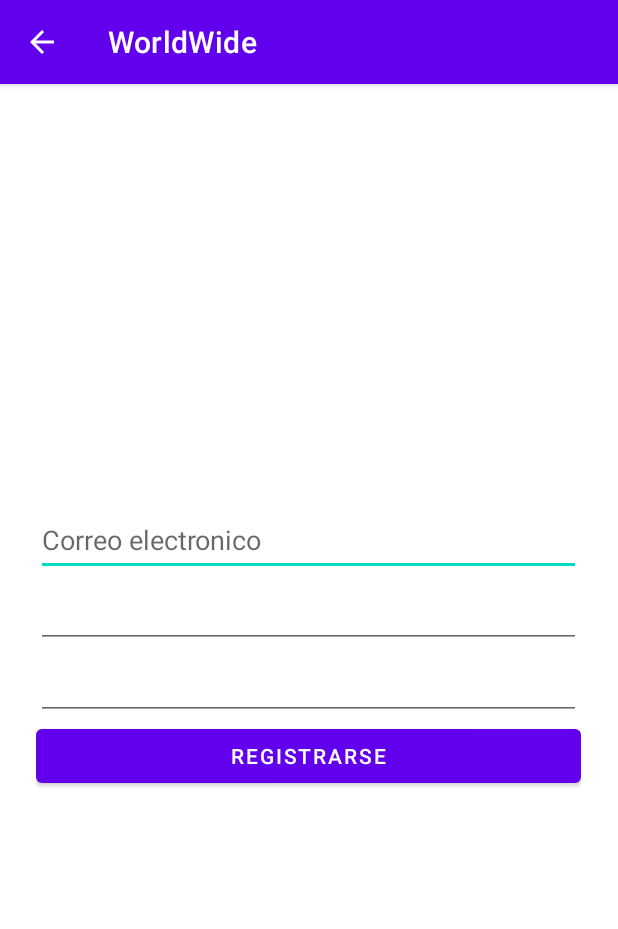
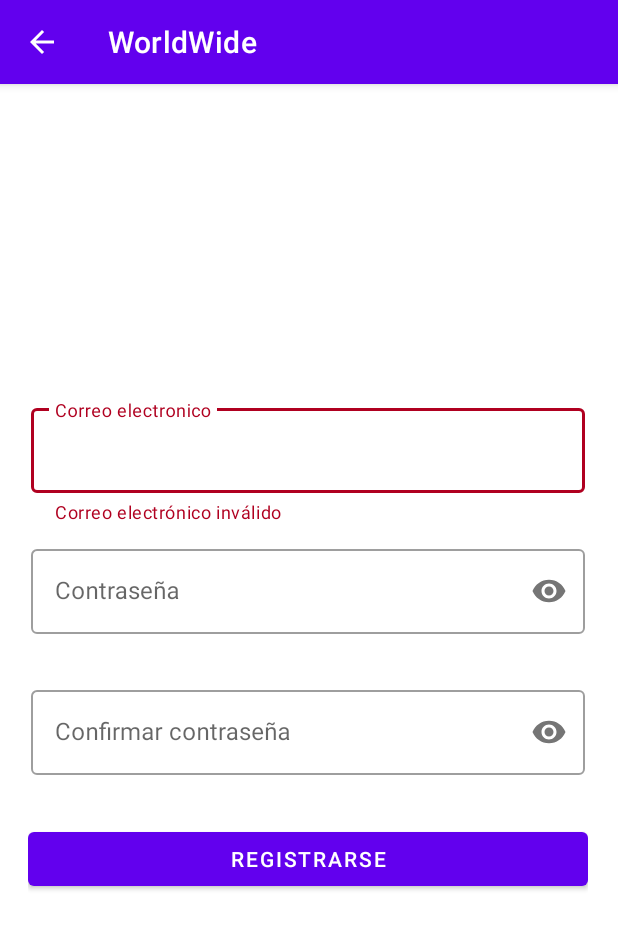
Before and after one commit to eyderSepulveda/WorldWide, an Android app: the RegistroActivity screen opened directly, with no data from a screen before it, after a tap on "REGISTRARSE", on a phone screen of 412 x 824 dp. Shown: the top 929 px of the screen. Run offline under Robolectric (Android 15) with nearby library versions, the phone set to English and light mode, and no system bars; our stand-ins replace Firebase (no records; nobody signed in at launch, a user with empty details on screens opened directly).

Commit message:
Diseño pantalla de registro

```diff
--- a/app/src/main/java/com/eyder/worldwide/controlador/IniciarSesionRegistroActivity.java
+++ b/app/src/main/java/com/eyder/worldwide/controlador/IniciarSesionRegistroActivity.java
@@ -8,6 +8,8 @@ import android.content.Intent;
 import android.net.Uri;
 import android.os.Bundle;
 import android.util.Log;
+import android.util.Patterns;
+import android.view.View;
 import android.widget.Button;
 import android.widget.EditText;
 import android.widget.Toast;
@@ -23,6 +25,8 @@ import com.google.android.gms.common.api.ApiException;
 import com.google.android.gms.tasks.Task;
 import com.google.firebase.auth.FirebaseAuth;
 import com.google.firebase.auth.FirebaseUser;
+
+import java.util.regex.Pattern;
 
 public class IniciarSesionRegistroActivity extends AppCompatActivity {
 
@@ -46,7 +50,11 @@ public class IniciarSesionRegistroActivity extends AppCompatActivity {
         iniciarSesion = findViewById(R.id.iniciarSesionBtn);
         registro = findViewById(R.id.btnRegistro);
         btnGoogle = findViewById(R.id.signGoogle);
-        iniciarSesion.setOnClickListener(view -> iniciarSesion(correo.getText().toString(), contrasena.getText().toString()));
+        //iniciarSesion.setOnClickListener(view -> iniciarSesion(correo.getText().toString(), contrasena.getText().toString()));
+        iniciarSesion.setOnClickListener(view -> {
+            iniciarSesion(correo.getText().toString(), contrasena.getText().toString());
+            validarEmail(correo);
+        });
         registro.setOnClickListener(view -> irRegistrarse1());
 
         /*LOGUEAR GOOGLE*/
@@ -54,14 +62,14 @@ public class IniciarSesionRegistroActivity extends AppCompatActivity {
                 .requestEmail()
                 .build();
         gsc = GoogleSignIn.getClient(this, gso);
-        gAccount=GoogleSignIn.getLastSignedInAccount(this); //Obtiene el ultimo login google
+        gAccount = GoogleSignIn.getLastSignedInAccount(this); //Obtiene el ultimo login google
 
         //Valida si el usuario ya se ha logueado
-        if(gAccount!=null){
+        if (gAccount != null) {
             //Abre la pagina inicial
-            Log.d(TAG,"USUARIO YA LOGUEADO ANTERIORMENTE");
-            Log.d(TAG, "fullName: "+gAccount.getDisplayName());
-            Log.d(TAG, "Email: "+gAccount.getEmail());
+            Log.d(TAG, "USUARIO YA LOGUEADO ANTERIORMENTE");
+            Log.d(TAG, "fullName: " + gAccount.getDisplayName());
+            Log.d(TAG, "Email: " + gAccount.getEmail());
             Intent i = new Intent(getApplicationContext(), HomeActivity.class);
             startActivity(i);
             finish();
@@ -71,17 +79,16 @@ public class IniciarSesionRegistroActivity extends AppCompatActivity {
         ActivityResultLauncher<Intent> someActivityResultLauncher = registerForActivityResult(
                 new ActivityResultContracts.StartActivityForResult(),
                 result -> {
-                    Log.d(TAG, "INICIO: "+result.getResultCode());
+                    Log.d(TAG, "INICIO: " + result.getResultCode());
                     //Obtieniendo una cuenta despues que el usuario selecione una cuenta del dialogo de cuentas de google
                     Task<GoogleSignInAccount> task = GoogleSignIn.getSignedInAccountFromIntent(result.getData());
                     manejarGoogleLogueo(task);
                 });
 
         btnGoogle.setOnClickListener(view -> {
-            Intent signInGoogle=gsc.getSignInIntent();
+            Intent signInGoogle = gsc.getSignInIntent();
             someActivityResultLauncher.launch(signInGoogle);
         });
-
 
 
     }
@@ -89,7 +96,7 @@ public class IniciarSesionRegistroActivity extends AppCompatActivity {
     @Override
     protected void onStart() {
         super.onStart();
-        if(mAuth.getFirebaseAuth().getCurrentUser() != null){
+        if (mAuth.getFirebaseAuth().getCurrentUser() != null) {
             updateUI(mAuth.getFirebaseAuth().getCurrentUser());
         }
     }
@@ -116,7 +123,8 @@ public class IniciarSesionRegistroActivity extends AppCompatActivity {
     }
 
 
-    private void reload() { }
+    private void reload() {
+    }
 
     private void updateUI(FirebaseUser user) {
         if (user != null) {
@@ -125,31 +133,42 @@ public class IniciarSesionRegistroActivity extends AppCompatActivity {
         }
     }
 
-    private void irRegistrarse1(){
+    private void irRegistrarse1() {
         Intent i = new Intent(this, RegistroActivity.class);
         startActivity(i);
     }
 
 
-    private void manejarGoogleLogueo(Task<GoogleSignInAccount> task){
+    private void manejarGoogleLogueo(Task<GoogleSignInAccount> task) {
         try {
-            GoogleSignInAccount account=task.getResult(ApiException.class);
+            GoogleSignInAccount account = task.getResult(ApiException.class);
             //Se obtienen datos de cuenta
-            final String getFullName= account.getDisplayName();
-            final String email=account.getEmail();
-            final Uri photoUrl=account.getPhotoUrl();
-            Log.d(TAG, "fullName: "+getFullName);
-            Log.d(TAG, "Email: "+email);
+            final String getFullName = account.getDisplayName();
+            final String email = account.getEmail();
+            final Uri photoUrl = account.getPhotoUrl();
+            Log.d(TAG, "fullName: " + getFullName);
+            Log.d(TAG, "Email: " + email);
             //Iniciar Home
             Intent i = new Intent(getApplicationContext(), HomeActivity.class);
             startActivity(i);
             finish();
         } catch (ApiException e) {
             e.printStackTrace();
-            Toast.makeText(this,"No ha sido posible iniciar sesión con tu cuenta Google",Toast.LENGTH_SHORT).show();
+            Toast.makeText(this, "No ha sido posible iniciar sesión con tu cuenta Google", Toast.LENGTH_SHORT).show();
         }
 
     }
 
+    //Validadar email este escrito correctamente
+    private boolean validarEmail(EditText correo) {
+        String emailInput = correo.getText().toString();
+        if (!emailInput.isEmpty() && Patterns.EMAIL_ADDRESS.matcher(emailInput).matches()) {
+            return true;
+        } else {
+            Toast.makeText(this, "El usuario no es un correo electronico valido", Toast.LENGTH_SHORT).show();
+            return false;
+        }
+    }
+
 
 }
--- a/app/src/main/java/com/eyder/worldwide/controlador/RegistroActivity.java
+++ b/app/src/main/java/com/eyder/worldwide/controlador/RegistroActivity.java
@@ -6,6 +6,8 @@ import android.content.Intent;
 import android.os.Bundle;
 import android.util.Log;
 
+import android.util.Patterns;
+import android.view.View;
 import android.widget.Button;
 import android.widget.EditText;
 import android.widget.Toast;
@@ -14,6 +16,7 @@ import com.eyder.worldwide.R;
 import com.eyder.worldwide.db.Firebase;
 import com.eyder.worldwide.entidades.Usuario;
 import com.google.android.gms.tasks.Task;
+import com.google.android.material.textfield.TextInputLayout;
 import com.google.firebase.auth.AuthResult;
 import com.google.firebase.auth.FirebaseAuth;
 import com.google.firebase.auth.FirebaseUser;
@@ -28,7 +31,7 @@ public class RegistroActivity extends AppCompatActivity {
     private static final String TAG = "EmailPassword";
     private static final String ERROREMAILUSO = "The email address is already in use by another account.";
     private Button registrar;
-    private EditText email, password, passwordConfi;
+    private TextInputLayout email, password, passwordConfi;
 
     private Usuario usuario;
 
@@ -43,8 +46,12 @@ public class RegistroActivity extends AppCompatActivity {
         passwordConfi = findViewById(R.id.editTextContrasena2);
         registrar = findViewById(R.id.buttonResgistrar);
 
-        registrar.setOnClickListener(view -> registrarUsuario(email.getText().toString(), password.getText().toString(), passwordConfi.getText().toString()));
+       //registrar.setOnClickListener(view -> registrarUsuario(email.getText().toString(), password.getText().toString(), passwordConfi.getText().toString()));
 
+        registrar.setOnClickListener(view -> {
+            registrarUsuario(Objects.requireNonNull(email.getEditText()).getText().toString(), Objects.requireNonNull(password.getEditText()).getText().toString(), Objects.requireNonNull(passwordConfi.getEditText()).getText().toString());
+            validarEmail(email.getEditText().getText().toString());
+        });
     }
 
     @Override
@@ -100,4 +107,16 @@ public class RegistroActivity extends AppCompatActivity {
         startActivity(i);
 
     }
+
+    //Validadar email este escrito correctamente
+    private boolean validarEmail(String correo) {
+        if (!Patterns.EMAIL_ADDRESS.matcher(correo).matches()) {
+            email.setError("Correo electrónico inválido");
+            return false;
+        } else {
+            email.setError(null);
+        }
+
+        return true;
+    }
 }
--- a/app/src/main/res/layout/activity_iniciar_sesion.xml
+++ b/app/src/main/res/layout/activity_iniciar_sesion.xml
@@ -23,7 +23,7 @@
             android:layout_width="match_parent"
             android:layout_height="wrap_content"
             android:ems="10"
-            android:inputType="textPersonName"
+            android:inputType="textEmailAddress"
             android:minHeight="48dp"
             android:hint="@string/usuario"
             android:autofillHints="" />
@@ -62,5 +62,6 @@
             android:layout_width="match_parent"
             android:layout_height="wrap_content"
             android:text="@string/btnRegistrarse" />
+
     </LinearLayout>
 </androidx.constraintlayout.widget.ConstraintLayout>
--- a/app/src/main/res/layout/activity_registro.xml
+++ b/app/src/main/res/layout/activity_registro.xml
@@ -7,10 +7,10 @@
     tools:context=".controlador.RegistroActivity">
 
     <LinearLayout
-        android:layout_width="363dp"
-        android:layout_height="683dp"
+        android:layout_width="373dp"
+        android:layout_height="684dp"
+        android:gravity="center"
         android:orientation="vertical"
-        android:gravity="center"
         app:layout_constraintBottom_toBottomOf="parent"
         app:layout_constraintEnd_toEndOf="parent"
         app:layout_constraintHorizontal_bias="0.488"
@@ -18,35 +18,90 @@
         app:layout_constraintTop_toTopOf="parent"
         app:layout_constraintVertical_bias="0.407">
 
-        <EditText
+        <LinearLayout
+            android:id="@+id/linerLayout1"
+            android:layout_width="369dp"
+            android:layout_height="94dp"
+            android:orientation="vertical"
+            app:layout_constraintBottom_toTopOf="@+id/linearLayout"
+            app:layout_constraintEnd_toEndOf="parent"
+            app:layout_constraintHorizontal_bias="0.476"
+            app:layout_constraintStart_toStartOf="parent"
+            app:layout_constraintTop_toTopOf="parent"
+            app:layout_constraintVertical_bias="0.923">
+
+            <com.google.android.material.textfield.TextInputLayout
                 android:id="@+id/editTextCorreo"
+                style="@style/Widget.MaterialComponents.TextInputLayout.OutlinedBox"
                 android:layout_width="match_parent"
                 android:layout_height="wrap_content"
-            android:ems="10"
-            android:inputType="textPersonName"
-            android:minHeight="48dp"
                 android:hint="@string/correoElectronico"
-            android:autofillHints="" />
+                app:errorEnabled="true"
+                app:errorIconDrawable="@null">
 
-        <EditText
-            android:id="@+id/editTextContrasena1"
+                <com.google.android.material.textfield.TextInputEditText
                     android:layout_width="match_parent"
                     android:layout_height="wrap_content"
-            android:ems="10"
-            android:inputType="textPassword"
-            android:minHeight="48dp"
-            tools:ignore="SpeakableTextPresentCheck"
-            android:autofillHints="" />
+                    android:inputType="textEmailAddress" />
+            </com.google.android.material.textfield.TextInputLayout>
+        </LinearLayout>
 
-        <EditText
-            android:id="@+id/editTextContrasena2"
+        <LinearLayout
+            android:id="@+id/linearLayout2"
+            android:layout_width="369dp"
+            android:layout_height="94dp"
+            android:orientation="vertical"
+            app:layout_constraintBottom_toBottomOf="parent"
+            app:layout_constraintEnd_toEndOf="parent"
+            app:layout_constraintHorizontal_bias="0.476"
+            app:layout_constraintStart_toStartOf="parent"
+            app:layout_constraintTop_toTopOf="parent"
+            app:layout_constraintVertical_bias="0.332">
+
+            <com.google.android.material.textfield.TextInputLayout
+                android:id="@+id/editTextContrasena1"
+                style="@style/Widget.MaterialComponents.TextInputLayout.OutlinedBox"
                 android:layout_width="match_parent"
                 android:layout_height="wrap_content"
-            android:ems="10"
-            android:inputType="textPassword"
-            android:minHeight="48dp"
-            tools:ignore="SpeakableTextPresentCheck"
-            android:autofillHints="" />
+                android:hint="@string/contrasenia"
+                app:errorEnabled="true"
+                app:errorIconDrawable="@null"
+                app:passwordToggleEnabled="true">
+
+                <com.google.android.material.textfield.TextInputEditText
+                    android:layout_width="match_parent"
+                    android:layout_height="wrap_content"
+                    android:inputType="textPassword" />
+            </com.google.android.material.textfield.TextInputLayout>
+        </LinearLayout>
+        <LinearLayout
+            android:id="@+id/linearLayout3"
+            android:layout_width="369dp"
+            android:layout_height="94dp"
+            android:orientation="vertical"
+            app:layout_constraintBottom_toBottomOf="parent"
+            app:layout_constraintEnd_toEndOf="parent"
+            app:layout_constraintHorizontal_bias="0.476"
+            app:layout_constraintStart_toStartOf="parent"
+            app:layout_constraintTop_toTopOf="parent"
+            app:layout_constraintVertical_bias="0.332">
+
+            <com.google.android.material.textfield.TextInputLayout
+                android:id="@+id/editTextContrasena2"
+                style="@style/Widget.MaterialComponents.TextInputLayout.OutlinedBox"
+                android:layout_width="match_parent"
+                android:layout_height="wrap_content"
+                android:hint="@string/contrasenia2"
+                app:errorEnabled="true"
+                app:errorIconDrawable="@null"
+                app:passwordToggleEnabled="true">
+
+                <com.google.android.material.textfield.TextInputEditText
+                    android:layout_width="match_parent"
+                    android:layout_height="wrap_content"
+                    android:inputType="textPassword" />
+            </com.google.android.material.textfield.TextInputLayout>
+        </LinearLayout>
 
         <Button
             android:id="@+id/buttonResgistrar"
--- a/app/src/main/res/values/strings.xml
+++ b/app/src/main/res/values/strings.xml
@@ -8,6 +8,7 @@
     <string name="btnRegistro">Registrarse</string>
     <string name="usuario">Usuario</string>
     <string name="contrasenia">Contraseña</string>
+    <string name="contrasenia2">Confirmar contraseña</string>
     <string name="buttonRegistrar">Registrarse</string>
     <string name="buttonBuscarDestino">Buscar destino</string>
     <string name="LugarRecomendado">Lugares recomendados</string>
@@ -39,4 +40,5 @@
     <string name="icono">icono</string>
     <string name="textviewnombreApp">WorldWide</string>
 
+
 </resources>
```
Lines whose indentation alone changed are shown as unchanged.
